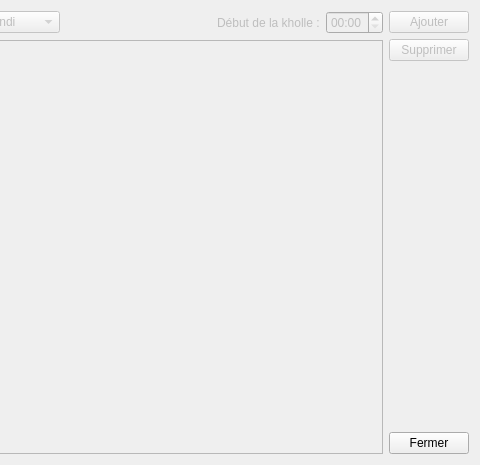
Old version of the form managers/timeslotsmanager.ui in the repository ThFeneuil/KholloAutoQt; both pictures show x 272 to 752 and y 0 to 465 of the 752 by 465 pixel window.
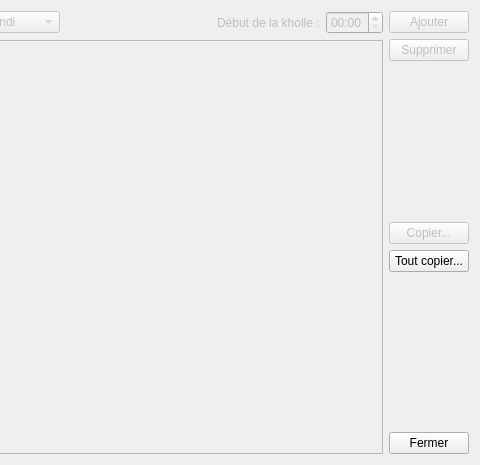
New version of the form.

What changed in the file:
```diff
--- a/managers/timeslotsmanager.ui
+++ b/managers/timeslotsmanager.ui
@@ -150,6 +150,36 @@
        </property>
       </widget>
      </item>
+     <item>
+      <spacer name="verticalSpacer_2">
+       <property name="orientation">
+        <enum>Qt::Vertical</enum>
+       </property>
+       <property name="sizeHint" stdset="0">
+        <size>
+         <width>20</width>
+         <height>40</height>
+        </size>
+       </property>
+      </spacer>
+     </item>
+     <item>
+      <widget class="QPushButton" name="copyButton">
+       <property name="enabled">
+        <bool>false</bool>
+       </property>
+       <property name="text">
+        <string>Copier...</string>
+       </property>
+      </widget>
+     </item>
+     <item>
+      <widget class="QPushButton" name="copyAllButton">
+       <property name="text">
+        <string>Tout copier...</string>
+       </property>
+      </widget>
+     </item>
      <item>
       <spacer name="verticalSpacer">
        <property name="orientation">
```
